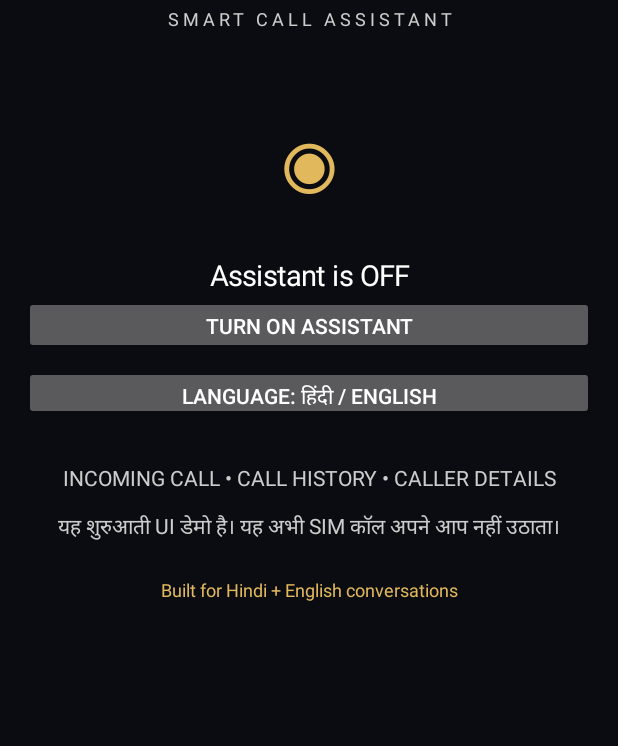
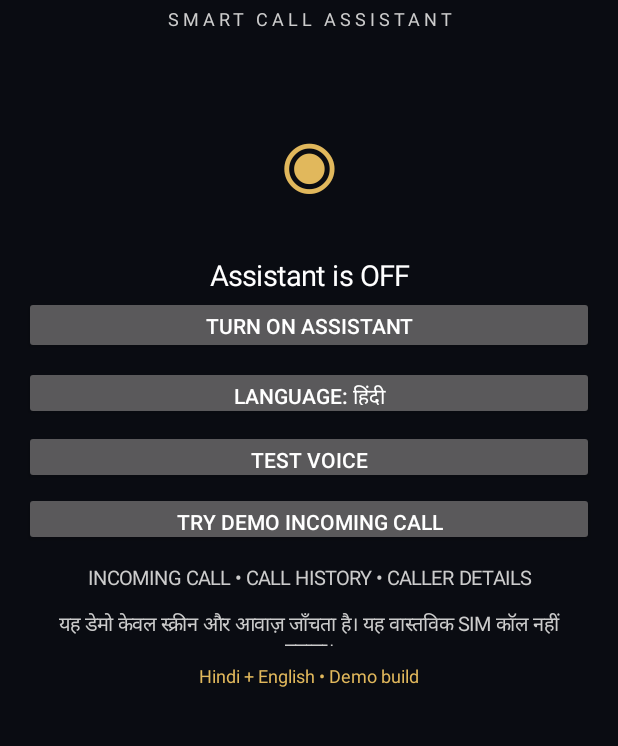
Before and after one commit to ujjwal8228801702-sudo/ujjwal-ai-call-assistant, an Android app: the screen it shows after launch (MainActivity), on a phone screen of 412 x 824 dp, the part 90-836 px from its top. Run offline under Robolectric (Android 15) with nearby library versions, the phone set to English and light mode, and no system bars.

Commit message:
Add voice test and simulated incoming call screen

```diff
--- a/app/src/main/java/com/ujjwal/aicall/MainActivity.kt
+++ b/app/src/main/java/com/ujjwal/aicall/MainActivity.kt
@@ -1,6 +1,7 @@
 package com.ujjwal.aicall
 
 import android.app.Activity
+import android.app.AlertDialog
 import android.os.Bundle
 import android.speech.tts.TextToSpeech
 import android.widget.*
@@ -28,7 +29,6 @@ class MainActivity : Activity(), TextToSpeech.OnInitListener {
     private fun buildScreen() {
         val bg = Color.rgb(10, 12, 18)
         val gold = Color.rgb(225, 184, 92)
-        val white = Color.WHITE
         val root = LinearLayout(this).apply {
             orientation = LinearLayout.VERTICAL
             setPadding(24, 32, 24, 24)
@@ -66,7 +66,7 @@ class MainActivity : Activity(), TextToSpeech.OnInitListener {
         status = TextView(this).apply {
             text = "Assistant is OFF"
             textSize = 19f
-            setTextColor(white)
+            setTextColor(Color.WHITE)
             gravity = Gravity.CENTER
         }
         root.addView(status, matchWidth(42))
@@ -82,7 +82,7 @@ class MainActivity : Activity(), TextToSpeech.OnInitListener {
         root.addView(toggle, matchWidth(58))
 
         language = Button(this).apply {
-            text = "Language: हिंदी / English"
+            text = "Language: हिंदी"
             setOnClickListener {
                 hindi = !hindi
                 text = if (hindi) "Language: हिंदी" else "Language: English"
@@ -93,23 +93,55 @@ class MainActivity : Activity(), TextToSpeech.OnInitListener {
         langParams.topMargin = 12
         root.addView(language, langParams)
 
+        val voiceButton = Button(this).apply {
+            text = "TEST VOICE"
+            setOnClickListener { speakGreeting() }
+        }
+        val voiceParams = matchWidth(54)
+        voiceParams.topMargin = 10
+        root.addView(voiceButton, voiceParams)
+
+        val callButton = Button(this).apply {
+            text = "TRY DEMO INCOMING CALL"
+            setOnClickListener { showDemoCall() }
+        }
+        val callParams = matchWidth(54)
+        callParams.topMargin = 8
+        root.addView(callButton, callParams)
+
         val info = TextView(this).apply {
-            text = "INCOMING CALL • CALL HISTORY • CALLER DETAILS\n\nयह शुरुआती UI डेमो है। यह अभी SIM कॉल अपने आप नहीं उठाता।"
-            textSize = 14f
+            text = "INCOMING CALL • CALL HISTORY • CALLER DETAILS\n\nयह डेमो केवल स्क्रीन और आवाज़ जाँचता है। यह वास्तविक SIM कॉल नहीं उठाता।"
+            textSize = 13f
             setTextColor(Color.LTGRAY)
             gravity = Gravity.CENTER
-            setPadding(12, 28, 12, 12)
+            setPadding(12, 18, 12, 12)
         }
-        root.addView(info, matchWidth(150))
+        root.addView(info, matchWidth(112))
 
         val footer = TextView(this).apply {
-            text = "Built for Hindi + English conversations"
+            text = "Hindi + English • Demo build"
             textSize = 12f
             setTextColor(gold)
             gravity = Gravity.CENTER
         }
-        root.addView(footer, matchWidth(40))
+        root.addView(footer, matchWidth(36))
         setContentView(root)
+    }
+
+    private fun showDemoCall() {
+        val builder = AlertDialog.Builder(this)
+            .setTitle(if (hindi) "आने वाली डेमो कॉल" else "Incoming demo call")
+            .setMessage(if (hindi) "डेमो कॉलर\nयह वास्तविक फोन कॉल नहीं है।" else "Demo Caller\nThis is not a real phone call.")
+            .setNegativeButton(if (hindi) "REJECT" else "REJECT") { dialog, _ ->
+                dialog.dismiss()
+                status.text = if (hindi) "डेमो कॉल अस्वीकार की गई" else "Demo call rejected"
+            }
+            .setPositiveButton(if (hindi) "ANSWER" else "ANSWER") { dialog, _ ->
+                dialog.dismiss()
+                status.text = if (hindi) "डेमो कॉल कनेक्ट हुई" else "Demo call connected"
+                speakGreeting()
+            }
+        builder.show()
     }
 
     private fun speakGreeting() {
@@ -123,7 +155,10 @@ class MainActivity : Activity(), TextToSpeech.OnInitListener {
 
     override fun onInit(statusCode: Int) {
         if (statusCode == TextToSpeech.SUCCESS) {
-            tts?.language = Locale("hi", "IN")
+            val result = tts?.setLanguage(if (hindi) Locale("hi", "IN") else Locale.US)
+            if (result == TextToSpeech.LANG_MISSING_DATA || result == TextToSpeech.LANG_NOT_SUPPORTED) {
+                status.text = "Selected voice is not available"
+            }
         }
     }
 
```
